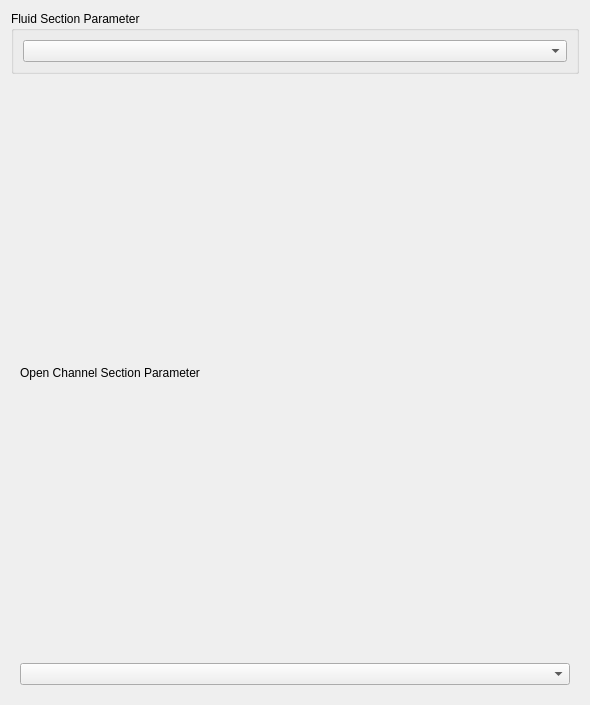
Old version of the form src/Mod/Fem/Gui/Resources/ui/ElementFluid1D.ui in the repository makkemal/FreeCAD.
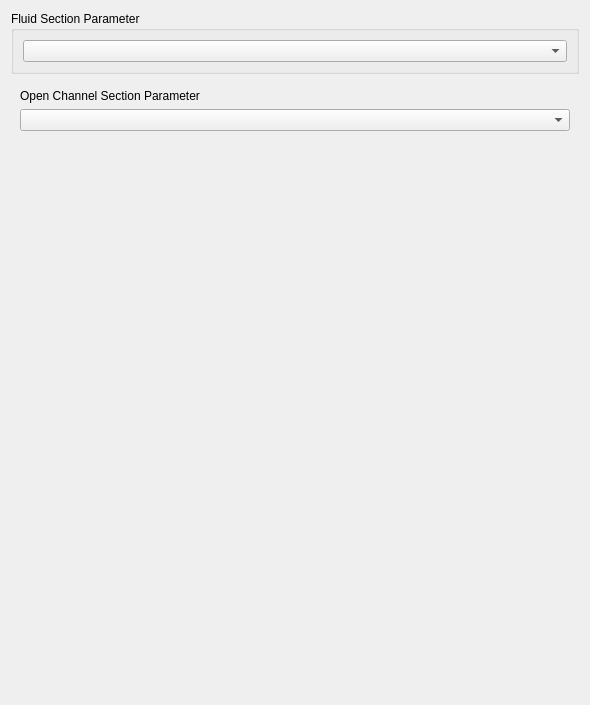
New version of the form. The open tabs and pages were chosen to show the change. Custom widgets are drawn as their Qt base class.

Commit message: FEM: GAS add gas section auto change

What changed in the file:
```diff
--- a/src/Mod/Fem/Gui/Resources/ui/ElementFluid1D.ui
+++ b/src/Mod/Fem/Gui/Resources/ui/ElementFluid1D.ui
@@ -1119,6 +1119,19 @@
        <item>
         <widget class="QComboBox" name="cb_channel_section_type"/>
        </item>
+       <item>
+        <spacer name="verticalSpacer_3">
+         <property name="orientation">
+          <enum>Qt::Vertical</enum>
+         </property>
+         <property name="sizeHint" stdset="0">
+          <size>
+           <width>20</width>
+           <height>40</height>
+          </size>
+         </property>
+        </spacer>
+       </item>
       </layout>
      </widget>
     </widget>
```
Left out of the diff: 3 changed lines with no effect on the pictures. The commit also changes 2 other files.
